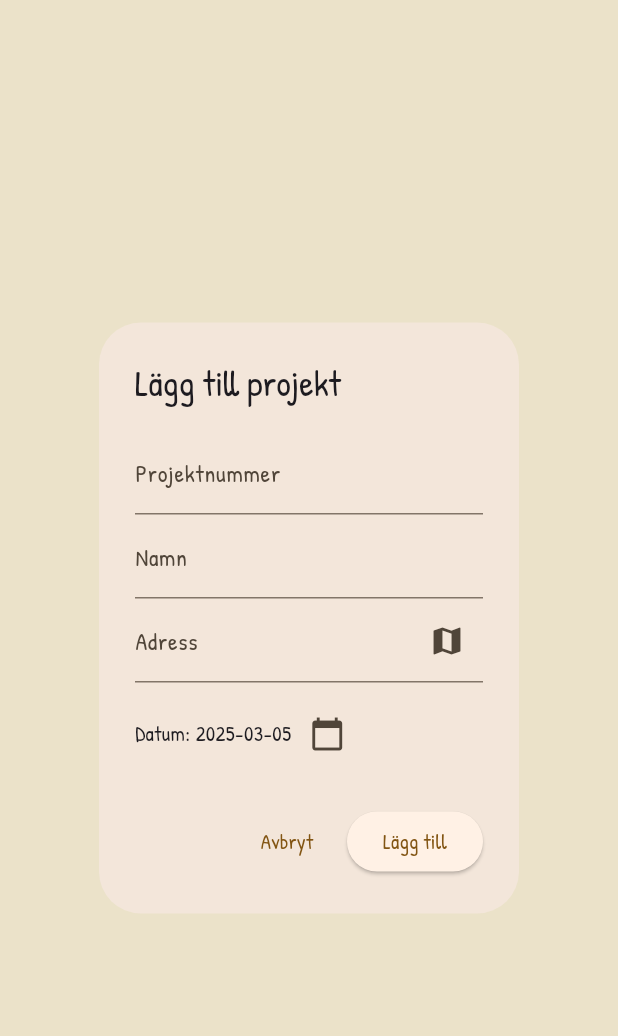
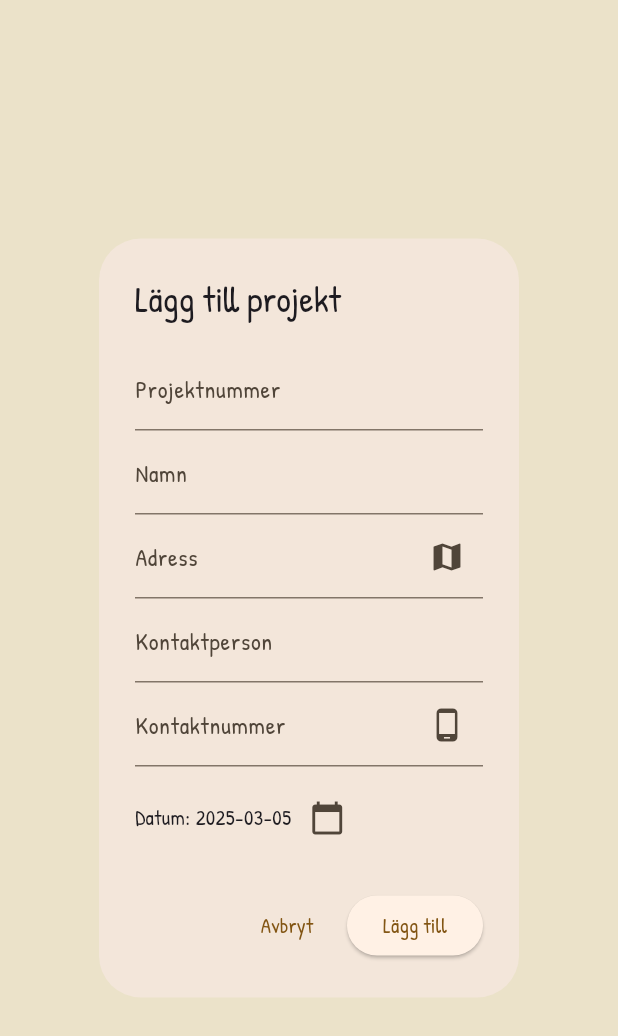
Before and after one commit to jockeBjers/insulation_app, a Flutter app: the AddProjectDialog widget shown alone on an empty page, opened directly with empty values, after a tap on "Lägg till", on a phone screen of 412 x 824 dp. Shown: the top 1036 px of the screen. Run offline on Flutter 3.47's test engine with Material 3 defaults, Android fonts, the light colour scheme and no system bars; our stand-ins replace equatable, google_fonts, hive, hive_flutter; accounts and stored records are empty.

Commit message:
add fields for contact person and number in projects

```diff
--- a/lib/Pages/home_page.dart
+++ b/lib/Pages/home_page.dart
@@ -141,13 +141,16 @@ class _HomePageState extends State<HomePage> {
       context: context,
       builder: (context) {
         return AddProjectDialog(
-          onAddProject: (projectNumber, name, address, date) {
+          onAddProject: (projectNumber, name, address, contactPerson,
+              contactNumber, date) {
             setState(() {
               final newProject = Project(
                 projectNumber: projectNumber,
                 name: name,
                 address: address,
                 date: date,
+                contactPerson: contactPerson,
+                contactNumber: contactNumber,
                 pipes: [],
               );
               projectBox.put(projectNumber, newProject);
--- a/lib/hive_helper/fields/project_fields.dart
+++ b/lib/hive_helper/fields/project_fields.dart
@@ -4,4 +4,6 @@ class ProjectFields {
   static const int date = 2;
   static const int pipes = 3;
   static const int address = 4;
+  static const int contactPerson = 5;
+  static const int contactNumber = 6;
 }
--- a/lib/util/add_project_dialog_box.dart
+++ b/lib/util/add_project_dialog_box.dart
@@ -2,7 +2,7 @@ import 'package:flutter/material.dart';
 import 'package:url_launcher/url_launcher.dart';
 
 class AddProjectDialog extends StatefulWidget {
-  final Function(String, String, String, DateTime) onAddProject;
+  final Function(String, String, String, String, String, DateTime) onAddProject;
 
   const AddProjectDialog({super.key, required this.onAddProject});
 
@@ -14,6 +14,8 @@ class _AddProjectDialogState extends State<AddProjectDialog> {
   final TextEditingController projectNumberController = TextEditingController();
   final TextEditingController nameController = TextEditingController();
   final TextEditingController addressController = TextEditingController();
+  final TextEditingController contactPersonController = TextEditingController();
+  final TextEditingController contactNumberController = TextEditingController();
   DateTime selectedDate = DateTime.now();
 
   void openGoogleMaps() async {
@@ -24,6 +26,17 @@ class _AddProjectDialogState extends State<AddProjectDialog> {
       await launchUrl(Uri.parse(url));
     } else {
       throw Exception('Could not launch $url');
+    }
+  }
+
+  Future<void> launchCall() async {
+    String phoneNumber = contactNumberController.text;
+    final Uri urlParsed = Uri.parse('tel:$phoneNumber');
+
+    if (await canLaunchUrl(urlParsed)) {
+      await launchUrl(urlParsed);
+    } else {
+      throw 'Could not launch call to: $phoneNumber';
     }
   }
 
@@ -50,6 +63,18 @@ class _AddProjectDialogState extends State<AddProjectDialog> {
                 icon: Icon(Icons.map),
                 onPressed: openGoogleMaps,
               ),
+            ),
+          ),
+          TextField(
+            controller: contactPersonController,
+            decoration: InputDecoration(labelText: "Kontaktperson"),
+          ),
+          TextField(
+            controller: contactNumberController,
+            decoration: InputDecoration(
+              labelText: "Kontaktnummer",
+              suffixIcon: IconButton(
+                  icon: Icon(Icons.phone_android), onPressed: launchCall),
             ),
           ),
           const SizedBox(height: 10),
@@ -90,6 +115,8 @@ class _AddProjectDialogState extends State<AddProjectDialog> {
                 projectNumberController.text,
                 nameController.text,
                 addressController.text,
+                contactPersonController.text,
+                contactNumberController.text,
                 selectedDate,
               );
               Navigator.pop(context);
```
Also changed, not shown: lib/models/project.dart (+14 -7 lines), lib/models/project.g.dart.
